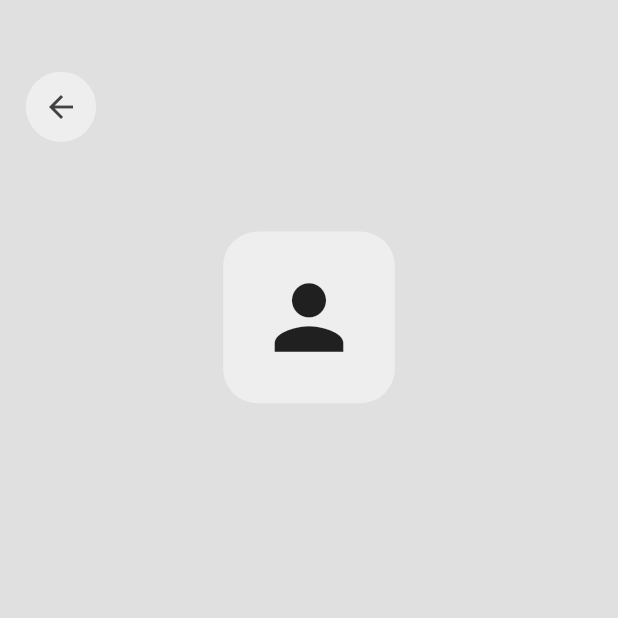
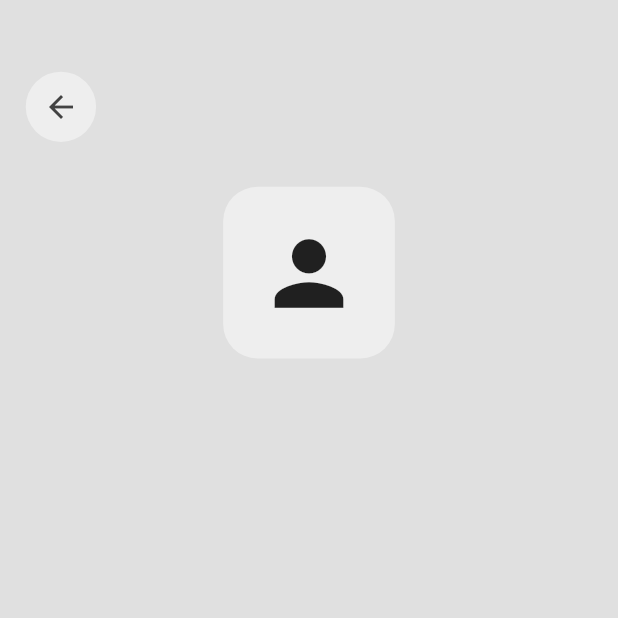
Before and after one commit to bishalkhatiwada01/social-media-with-flutter-and-firebase, a Flutter app: the ProfilePage screen opened by its route, on a phone screen of 412 x 824 dp, the top half of it. Run offline on Flutter 3.47's test engine with Material 2 defaults, Android fonts, the phone set to English and light mode, and no system bars; our stand-ins replace cloud_firestore, firebase_auth, firebase_core, flutter_screenutil; accounts and stored records are empty; network calls fail.

```diff
--- a/lib/main.dart
+++ b/lib/main.dart
@@ -38,9 +38,9 @@ class MyApp extends StatelessWidget {
             darkTheme: darkMode,
             routes: {
               '/login_register_page': (context) => const LoginOrRegister(),
-              '/home_page': (context) => HomePage(),
+              '/home_page': (context) => const HomePage(),
               '/profile_page': (context) => ProfilePage(),
-              '/users_page': (context) => UserPage(),
+              '/users_page': (context) => const UserPage(),
             },
           );
         },
--- a/lib/views/login_page.dart
+++ b/lib/views/login_page.dart
@@ -27,7 +27,7 @@ class _LoginPageState extends State<LoginPage> {
     // show loading
     showDialog(
       context: context,
-      builder: (context) => Center(
+      builder: (context) => const Center(
         child: CircularProgressIndicator(),
       ),
     );
--- a/lib/views/profile_page.dart
+++ b/lib/views/profile_page.dart
@@ -56,7 +56,7 @@ class ProfilePage extends StatelessWidget {
                       ],
                     ),
                   ),
-                  SizedBox(height: 50.h),
+                  SizedBox(height: 25.h),
                   Container(
                     decoration: BoxDecoration(
                       color: Theme.of(context).colorScheme.primary,
@@ -77,7 +77,7 @@ class ProfilePage extends StatelessWidget {
                     ),
                   ),
                   Text(
-                    user['email'],
+                    user!['email'],
                     style: TextStyle(
                       fontSize: 18.sp,
                       fontWeight: FontWeight.normal,
```
Also changed, not shown: lib/views/users_page.dart (+5 -3 lines).
